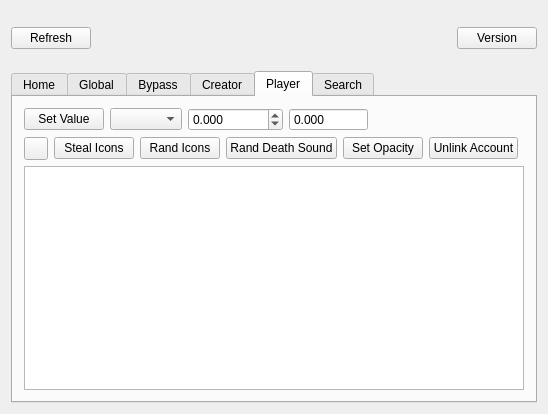
The window that src/_MegaHack5/mainwindow.ui (absoIute/Mega-Hack-v5) describes before a commit, drawn with Qt 5.
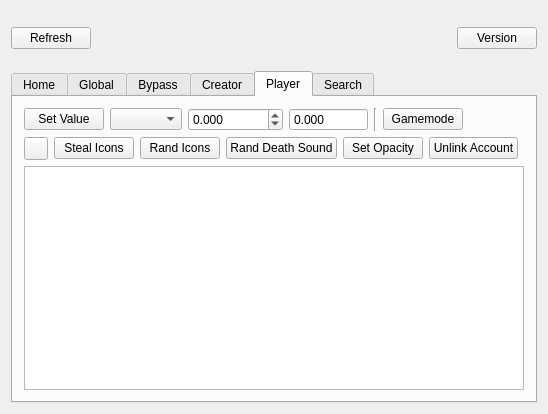
The same window after the commit. The open tabs and pages were chosen to show the change. Icons and pictures are not drawn.

```diff
--- a/src/_MegaHack5/mainwindow.ui
+++ b/src/_MegaHack5/mainwindow.ui
@@ -509,6 +509,20 @@
             </property>
            </widget>
           </item>
+          <item>
+           <widget class="Line" name="line">
+            <property name="orientation">
+             <enum>Qt::Vertical</enum>
+            </property>
+           </widget>
+          </item>
+          <item>
+           <widget class="QPushButton" name="gamemodePushButton">
+            <property name="text">
+             <string>Gamemode</string>
+            </property>
+           </widget>
+          </item>
           <item>
            <spacer name="horizontalSpacer_7">
             <property name="orientation">
```
Left out of the diff: 2 changed lines with no effect on the pictures.
